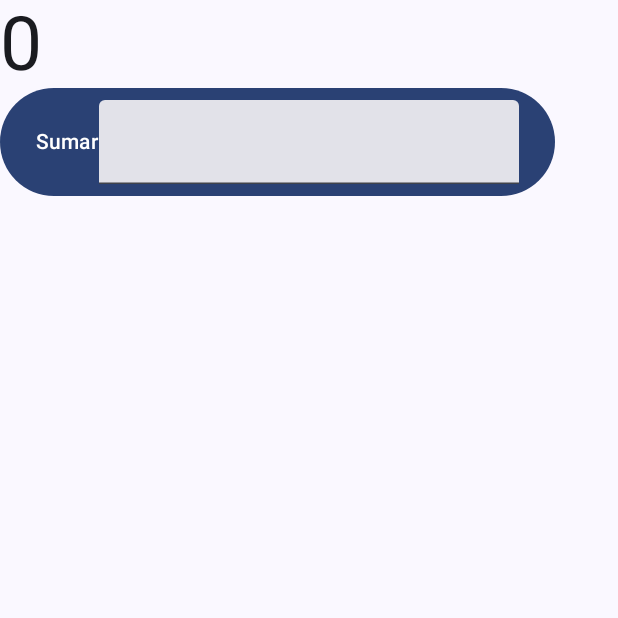
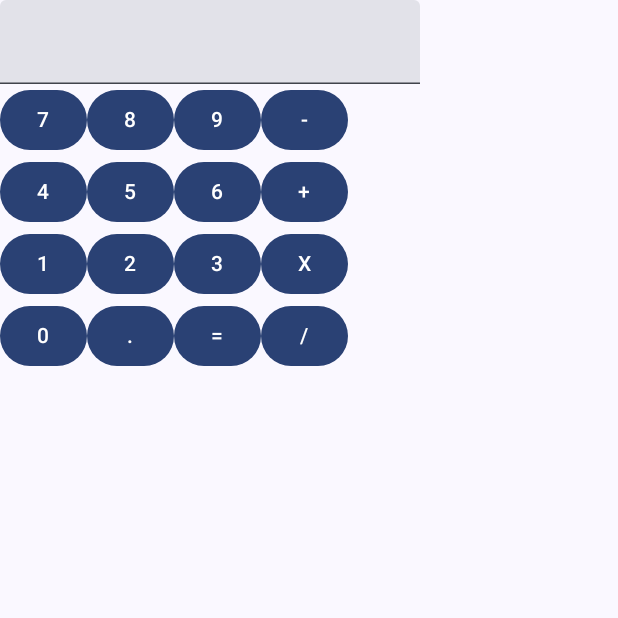
Before and after one commit to Rod145/Android-Studio-estados, an Android app built with Jetpack Compose: the screen it shows after launch (MainActivity), on a phone screen of 412 x 824 dp, the top half of it. Run offline under Robolectric (Android 15) with nearby library versions, the phone set to English and light mode, and no system bars.

Commit message:
hechoa medias

```diff
--- a/app/src/main/java/Screens.kt
+++ b/app/src/main/java/Screens.kt
@@ -1,6 +1,7 @@
 import android.R
 import androidx.compose.foundation.background
 import androidx.compose.foundation.layout.Column
+import androidx.compose.foundation.layout.Row
 import androidx.compose.foundation.layout.fillMaxSize
 import androidx.compose.material3.Button
 import androidx.compose.material3.Text
@@ -16,18 +17,51 @@ import androidx.compose.ui.tooling.preview.Preview
 import androidx.compose.ui.unit.sp
 
 @Composable
-fun inicioScreen(modifier: Modifier = Modifier, numero1: Int,numero2: Int,miclick:()->Unit){
+fun inicioScreen(modifier: Modifier = Modifier.fillMaxSize().background(Color.White), miclick:()->Unit){
     Column(modifier = modifier) {
-        Text(numero1.toString(), fontSize = 50.sp)
-        Button(onClick = miclick) {
-            Text("Sumar")
             var texto by remember { mutableStateOf("") }
-            TextField(value = texto, onValueChange = {texto = it})
+            var banderaT by remember { mutableStateOf(true)}
+            TextField(value = texto, onValueChange = {texto = it}, readOnly = true)
+            Row{
+                Button(onClick = {texto=texto+"7"}) {Text("7")}
+                Button(onClick = {texto=texto+"8"}) {Text("8")}
+                Button(onClick = {texto=texto+"9"}) {Text("9")}
+                Button(onClick = {if (banderaT){
+                banderaT=false
+                }else{
+                    if()
+                }
+                    texto=texto+"-"}) {Text("-")}
+            }
+        Row{
+            Button(onClick = {texto=texto+"4"}) {Text("4") }
+            Button(onClick = {texto=texto+"5"}) {Text("5") }
+            Button(onClick = {texto=texto+"6"}) {Text("6") }
+            Button(onClick = {texto=texto+"+"}) {Text("+")}
 
         }
+        Row{
+            Button(onClick = {texto=texto+"1"}) {Text("1")}
+            Button(onClick = {texto=texto+"2"}) {Text("2")}
+            Button(onClick = {texto=texto+"3"}) {Text("3")}
+            Button(onClick = {texto=texto+"X"}) {Text("X")}
+
+        }
+
+        Row{
+
+            Button(onClick = {texto=texto+"0"}) {Text("0") }
+            Button(onClick = {texto=texto+"."}) {Text(".") }
+            Button(onClick = {
+
+            }) {Text("=") }
+            Button(onClick = {texto=""}) {Text("/") }
+        }
+        }
     }
-}
+
 @Composable
 @Preview
 fun pr(){
+    inicioScreen(miclick = {})
 }
--- a/app/src/main/java/com/example/state/MainActivity.kt
+++ b/app/src/main/java/com/example/state/MainActivity.kt
@@ -29,7 +29,7 @@ class MainActivity : ComponentActivity() {
                     var x by rememberSaveable() { mutableStateOf(0) }
                     var y by rememberSaveable() { mutableStateOf(0) }
                     inicioScreen(
-                        modifier = Modifier.padding(innerPadding),x,y,{x+=1}
+                        modifier = Modifier.padding(innerPadding),{x+=1}
                     )
                 }
             }
@@ -37,18 +37,9 @@ class MainActivity : ComponentActivity() {
     }
 }
 
-@Composable
-fun Greeting(name: String, modifier: Modifier = Modifier) {
-    Text(
-        text = "Hello $name!",
-        modifier = modifier
-    )
-}
 
 @Preview(showBackground = true)
 @Composable
 fun GreetingPreview() {
-    StateTheme {
-        Greeting("Android")
-    }
+
 }
```
Also changed, not shown: app/src/main/java/Operacion.kt (added, +25 -0 lines).
